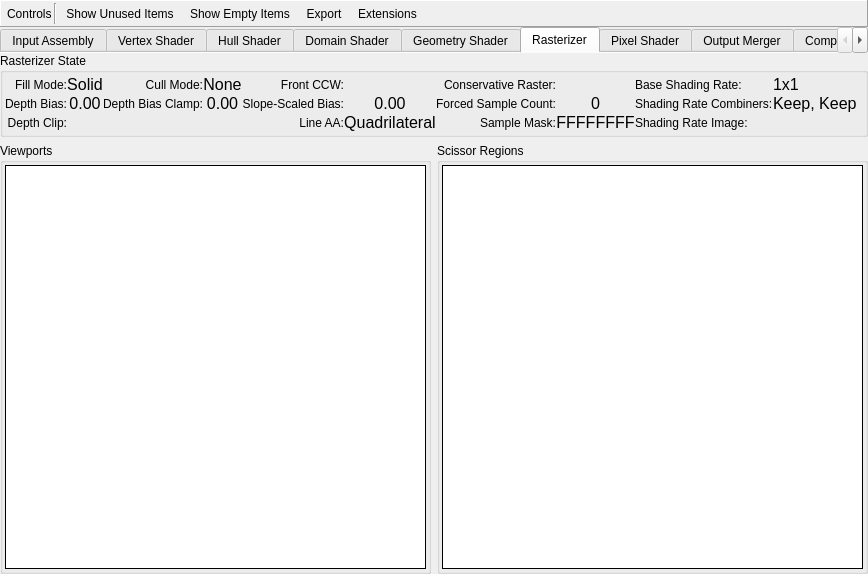
Above: qrenderdoc/Windows/PipelineState/D3D12PipelineStateViewer.ui from williamsg/renderdoc_ex before the change. Below: the same form after it.
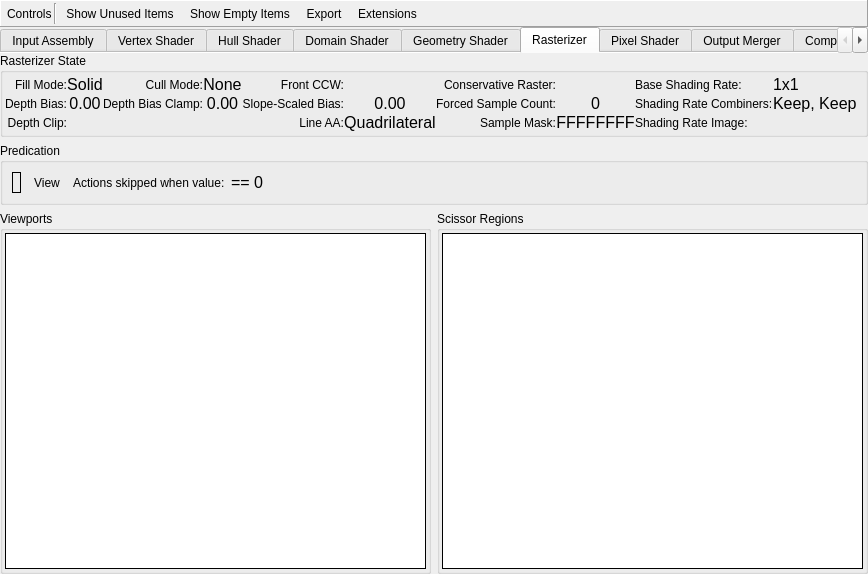
That is the form after the change. The open tabs and pages were chosen to show the change. Icons and pictures are not drawn. Custom widgets are drawn as their Qt base class.

Commit message: Implement support for predication on D3D12. Closes #2095

```diff
--- a/qrenderdoc/Windows/PipelineState/D3D12PipelineStateViewer.ui
+++ b/qrenderdoc/Windows/PipelineState/D3D12PipelineStateViewer.ui
@@ -2780,7 +2780,81 @@
          </layout>
         </widget>
        </item>
-       <item row="1" column="0">
+       <item row="1" column="0" colspan="2">
+        <widget class="QGroupBox" name="predicateGroup">
+         <property name="title">
+          <string>Predication</string>
+         </property>
+         <layout class="QHBoxLayout" name="horizontalLayout_41">
+          <item>
+           <widget class="RDLabel" name="predicate">
+            <property name="frameShape">
+             <enum>QFrame::Box</enum>
+            </property>
+            <property name="margin">
+             <number>4</number>
+            </property>
+           </widget>
+          </item>
+          <item>
+           <widget class="QToolButton" name="predicateView">
+            <property name="cursor">
+             <cursorShape>PointingHandCursor</cursorShape>
+            </property>
+            <property name="toolTip">
+             <string>Open Predicate Buffer</string>
+            </property>
+            <property name="text">
+             <string>View</string>
+            </property>
+            <property name="icon">
+             <iconset resource="../../Resources/resources.qrc">
+              <normaloff>:/action.png</normaloff>:/action.png</iconset>
+            </property>
+            <property name="toolButtonStyle">
+             <enum>Qt::ToolButtonTextBesideIcon</enum>
+            </property>
+            <property name="autoRaise">
+             <bool>true</bool>
+            </property>
+           </widget>
+          </item>
+          <item>
+           <widget class="QLabel" name="predicateSkipLabel">
+            <property name="text">
+             <string>Actions skipped when value:</string>
+            </property>
+           </widget>
+          </item>
+          <item>
+           <widget class="QLabel" name="predicateSkipIfZero">
+            <property name="font">
+             <font>
+              <pointsize>12</pointsize>
+             </font>
+            </property>
+            <property name="text">
+             <string>== 0</string>
+            </property>
+           </widget>
+          </item>
+          <item>
+           <spacer name="horizontalSpacer_5">
+            <property name="orientation">
+             <enum>Qt::Horizontal</enum>
+            </property>
+            <property name="sizeHint" stdset="0">
+             <size>
+              <width>40</width>
+              <height>20</height>
+             </size>
+            </property>
+           </spacer>
+          </item>
+         </layout>
+        </widget>
+       </item>
+       <item row="2" column="0">
         <widget class="QGroupBox" name="viewportsGroup">
          <property name="sizePolicy">
           <sizepolicy hsizetype="Expanding" vsizetype="Expanding">
@@ -2835,7 +2909,7 @@
          </layout>
         </widget>
        </item>
-       <item row="1" column="1">
+       <item row="2" column="1">
         <widget class="QGroupBox" name="scissorGroup">
          <property name="sizePolicy">
           <sizepolicy hsizetype="Expanding" vsizetype="Expanding">
```
The commit also changes 15 other files.
